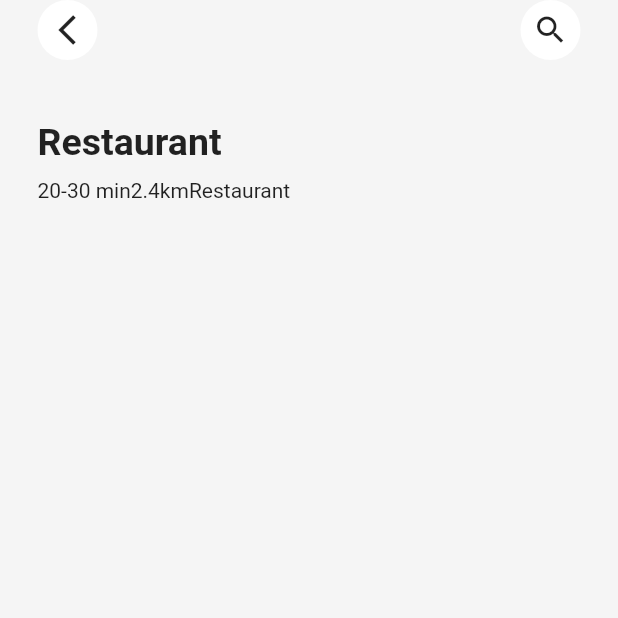
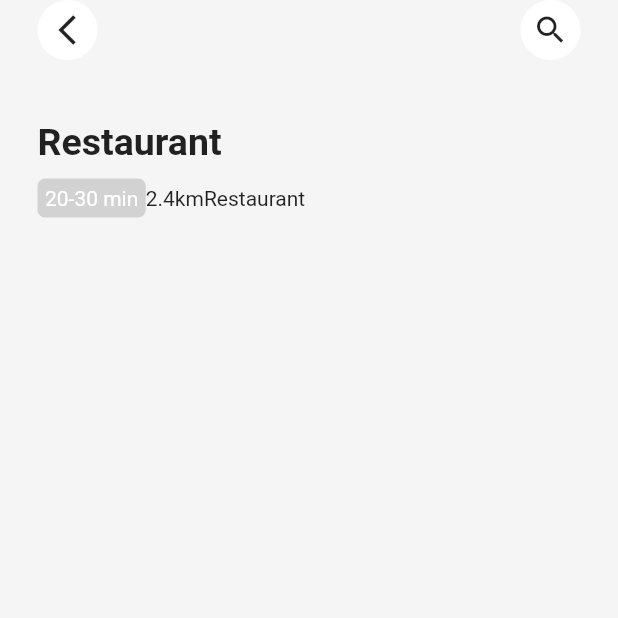
Before and after one commit to paradigm-lab/food-delivery-app, a Flutter app: the screen it shows after launch, on a phone screen of 412 x 824 dp, the top half of it. Run offline on Flutter 3.47's test engine with Material 2 defaults, Android fonts, the phone set to English and light mode, and no system bars.

Commit message:
Wrapped out the text Widget into a contatiner

```diff
--- a/lib/screens/home/widget/restaurant_info.dart
+++ b/lib/screens/home/widget/restaurant_info.dart
@@ -1,4 +1,5 @@
 import 'package:flutter/cupertino.dart';
+import 'package:flutter/material.dart';
 import 'package:food_delivery_app/models/restaurant.dart';
 
 class RestaurantInfo extends StatelessWidget {
@@ -27,7 +28,19 @@ class RestaurantInfo extends StatelessWidget {
                     const SizedBox(height: 10),
                     Row(
                       children: [
-                        Text(restaurant.waitTime),
+                        Container(
+                          padding: const EdgeInsets.all(5),
+
+                          decoration: BoxDecoration(
+                            color: Colors.grey.withOpacity(0.4),
+                            borderRadius: BorderRadius.circular(5),
+                          ),
+
+                          child: Text(restaurant.waitTime,
+                                style: const TextStyle(color: Colors.white),
+                          ),
+                        ),
+
                         Text(restaurant.distance),
                         Text(restaurant.label),
                       ],
```
